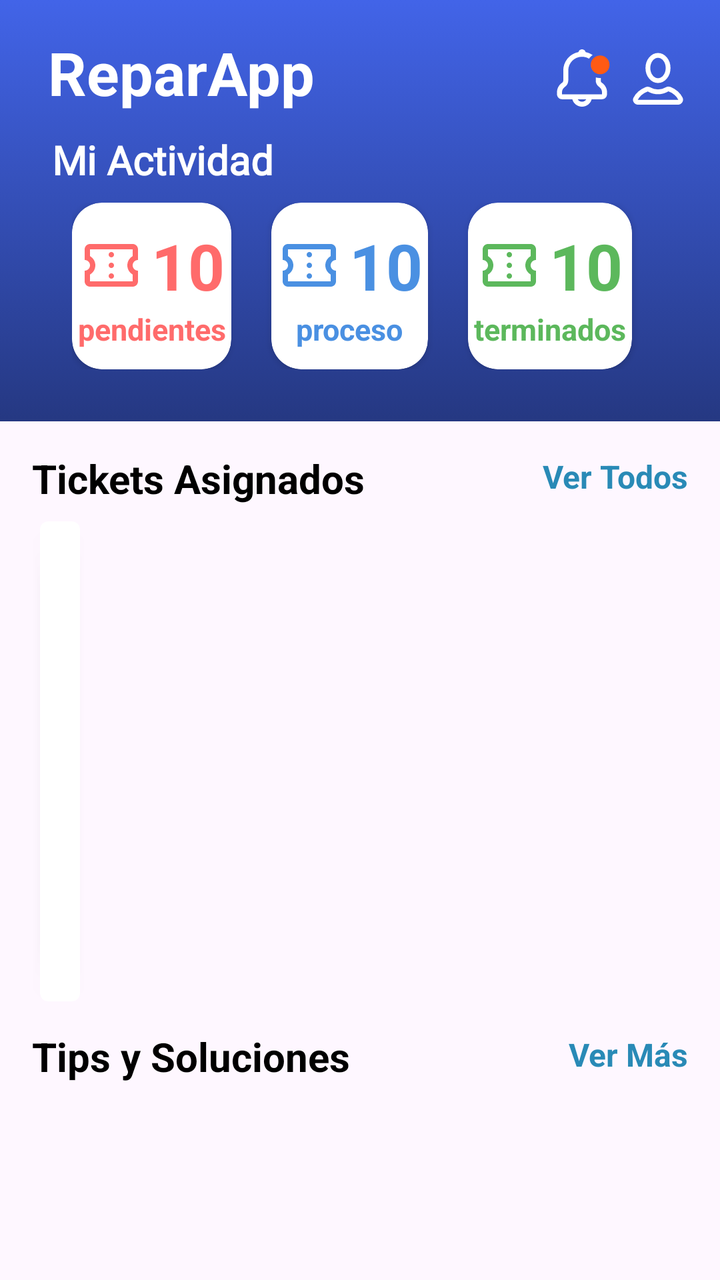
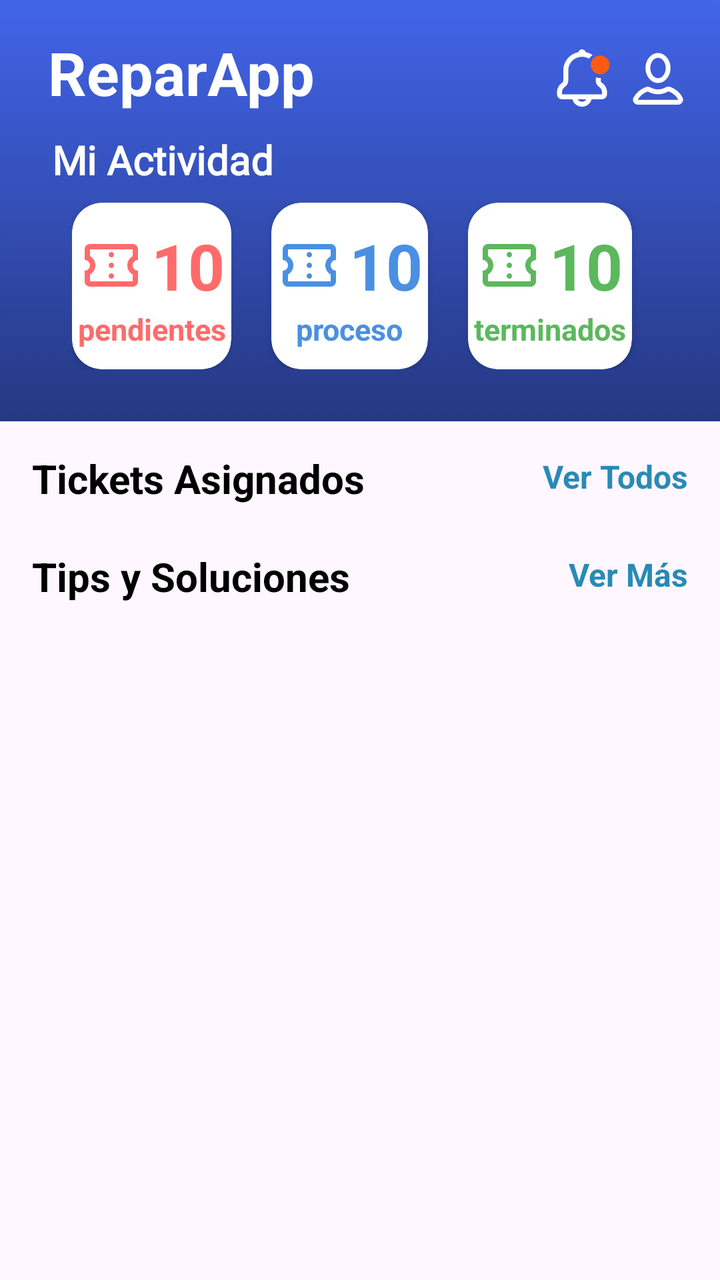

Two renders of the same Android screen: before a commit and after it. Below are the layout's source before the change and the commit's diff.
<!-- AndroidManifest.xml: application theme Theme.ReparApp -->
<!-- res/layout/fragment_home_tecnical_prueba.xml -->
<?xml version="1.0" encoding="utf-8"?>
<ScrollView xmlns:android="http://schemas.android.com/apk/res/android"
    xmlns:app="http://schemas.android.com/apk/res-auto"
    xmlns:tools="http://schemas.android.com/tools"
    android:layout_width="match_parent"
    android:layout_height="match_parent">

    <LinearLayout
        android:layout_width="match_parent"
        android:layout_height="wrap_content"
        android:orientation="vertical">

        <LinearLayout
            android:layout_width="match_parent"
            android:layout_height="wrap_content"
            android:background="@drawable/bg_fondo"
            android:orientation="vertical"
            android:padding="16dp"
        >
            <androidx.constraintlayout.widget.ConstraintLayout
                android:id="@+id/headerLayout"
                android:layout_width="match_parent"
                android:layout_height="wrap_content"
                android:gravity="center_vertical"
                android:orientation="horizontal"
                >

                <TextView
                    android:id="@+id/tv_titulo_home"
                    android:layout_width="wrap_content"
                    android:layout_height="wrap_content"
                    android:layout_marginStart="8dp"
                    android:text="@string/home"
                    android:textColor="@android:color/white"
                    android:textSize="30sp"
                    android:textStyle="bold"
                    app:layout_constraintStart_toStartOf="parent"
                    app:layout_constraintTop_toTopOf="parent" />

                <ImageView
                    android:id="@+id/img_usuario_notificacion"
                    android:layout_width="30dp"
                    android:layout_height="30dp"
                    android:layout_marginTop="8dp"
                    android:layout_marginEnd="8dp"
                    android:src="@drawable/icon_noti_act"
                    app:layout_constraintEnd_toStartOf="@id/img_usuario_perfil"
                    app:layout_constraintTop_toTopOf="parent" />

                <ImageView
                    android:id="@+id/img_usuario_perfil"
                    android:layout_width="30dp"
                    android:layout_height="30dp"
                    android:layout_marginTop="8dp"
                    android:src="@drawable/icon_profile_pru"
                    app:layout_constraintEnd_toEndOf="parent"
                    app:layout_constraintTop_toTopOf="parent" />

            </androidx.constraintlayout.widget.ConstraintLayout>

            <TextView
                android:layout_width="wrap_content"
                android:layout_height="wrap_content"
                android:fontFamily="@font/roboto_bold"
                android:layout_marginStart="10dp"
                android:text="Mi Actividad"
                android:textColor="@color/white"
                android:layout_marginTop="10dp"
                android:textSize="20sp"
                android:textStyle="bold" />

            <LinearLayout
                android:layout_width="match_parent"
                android:layout_height="wrap_content"
                android:layout_marginTop="8dp"
                android:layout_marginBottom="10dp"
                android:orientation="horizontal"
                android:paddingHorizontal="20dp">

                <androidx.cardview.widget.CardView
                    android:id="@+id/card_tickets_pendientes"
                    android:layout_width="wrap_content"
                    android:layout_height="wrap_content"
                    android:layout_marginEnd="20dp"
                    android:layout_weight="1"
                    app:cardBackgroundColor="@color/white"
                    app:cardCornerRadius="15dp"
                    app:cardElevation="2dp"
                    app:strokeColor="@color/black"
                    app:strokeWidth="2dp">

                    <androidx.constraintlayout.widget.ConstraintLayout
                        android:layout_width="match_parent"
                        android:layout_height="match_parent"
                        android:gravity="center"
                        android:orientation="horizontal"
                        android:paddingVertical="10dp">

                        <LinearLayout
                            android:id="@+id/cantidad_pendiente"
                            android:layout_width="wrap_content"
                            android:layout_height="wrap_content"
                            android:gravity="center_horizontal"
                            android:orientation="horizontal"
                            app:layout_constraintEnd_toEndOf="parent"
                            app:layout_constraintStart_toStartOf="parent"
                            app:layout_constraintTop_toTopOf="parent">

                            <ImageView
                                android:id="@+id/img_ticket_pendientes"
                                android:layout_width="32dp"
                                android:layout_height="32dp"
                                android:layout_gravity="center"
                                android:contentDescription="Ticket Icon"
                                android:src="@drawable/ic_ticket_while"
                                app:tint="#FF6B6B" />

                            <TextView
                                android:id="@+id/tv_tickets_pendientes"
                                android:layout_width="wrap_content"
                                android:layout_height="wrap_content"
                                android:layout_marginStart="4dp"
                                android:text="10"
                                android:textColor="#FF6B6B"
                                android:textSize="32sp"
                                android:textStyle="bold"
                                app:layout_constraintStart_toEndOf="@id/img_ticket_pendientes"
                                app:layout_constraintTop_toTopOf="parent" />

                        </LinearLayout>

                        <TextView
                            android:layout_width="wrap_content"
                            android:layout_height="wrap_content"
                            android:text="@string/pendientes"
                            android:textColor="#FF6B6B"
                            android:textSize="15sp"
                            android:textStyle="bold"
                            app:layout_constraintEnd_toEndOf="parent"
                            app:layout_constraintStart_toStartOf="parent"
                            app:layout_constraintTop_toBottomOf="@id/cantidad_pendiente" />
                    </androidx.constraintlayout.widget.ConstraintLayout>
                </androidx.cardview.widget.CardView>

                <androidx.cardview.widget.CardView
                    android:id="@+id/card_tickets_asignados"
                    android:layout_width="wrap_content"
                    android:layout_height="wrap_content"
                    android:layout_marginEnd="20dp"
                    android:layout_weight="1"
                    app:cardBackgroundColor="@color/white"
                    app:cardCornerRadius="15dp"
                    app:cardElevation="2dp">

                    <androidx.constraintlayout.widget.ConstraintLayout
                        android:layout_width="match_parent"
                        android:layout_height="match_parent"
                        android:gravity="center"
                        android:orientation="horizontal"
                        android:paddingVertical="10dp">

                        <LinearLayout
                            android:id="@+id/cantidad_asignado"
                            android:layout_width="wrap_content"
                            android:layout_height="wrap_content"
                            android:gravity="center_horizontal"
                            android:orientation="horizontal"
                            app:layout_constraintEnd_toEndOf="parent"
                            app:layout_constraintStart_toStartOf="parent"
                            app:layout_constraintTop_toTopOf="parent">

                            <ImageView
                                android:layout_width="32dp"
                                android:layout_height="32dp"
                                android:layout_gravity="center"
                                android:contentDescription="Ticket Icon"
                                android:src="@drawable/ic_ticket_while"
                                app:tint="#4A90E2" />

                            <TextView
                                android:id="@+id/tv_tickets_asignados"
                                android:layout_width="wrap_content"
                                android:layout_height="wrap_content"
                                android:layout_marginStart="4dp"
                                android:text="10"
                                android:textColor="#4A90E2"
                                android:textSize="32sp"
                                android:textStyle="bold" />

                        </LinearLayout>

                        <TextView
                            android:layout_width="wrap_content"
                            android:layout_height="wrap_content"
                            android:text="proceso"
                            android:textColor="#4A90E2"
                            android:textSize="15sp"
                            android:textStyle="bold"
                            app:layout_constraintEnd_toEndOf="parent"
                            app:layout_constraintStart_toStartOf="parent"
                            app:layout_constraintTop_toBottomOf="@id/cantidad_asignado" />
                    </androidx.constraintlayout.widget.ConstraintLayout>
                </androidx.cardview.widget.CardView>

                <androidx.cardview.widget.CardView
                    android:id="@+id/card_tickets_terminados"
                    android:layout_width="wrap_content"
                    android:layout_height="wrap_content"
                    android:layout_marginEnd="8dp"
                    android:layout_weight="1"
                    app:cardBackgroundColor="@color/white"
                    app:cardCornerRadius="15dp"
                    app:cardElevation="2dp">

                    <androidx.constraintlayout.widget.ConstraintLayout
                        android:layout_width="match_parent"
                        android:layout_height="match_parent"
                        android:gravity="center"
                        android:orientation="horizontal"
                        android:paddingVertical="10dp">

                        <LinearLayout
                            android:id="@+id/cantidad_pentdiente"
                            android:layout_width="wrap_content"
                            android:layout_height="wrap_content"
                            android:gravity="center_horizontal"
                            android:orientation="horizontal"
                            app:layout_constraintEnd_toEndOf="parent"
                            app:layout_constraintStart_toStartOf="parent"
                            app:layout_constraintTop_toTopOf="parent">

                            <ImageView
                                android:id="@+id/img_ticket_terminados"
                                android:layout_width="32dp"
                                android:layout_height="32dp"
                                android:layout_gravity="center"
                                android:contentDescription="Ticket Icon"
                                android:src="@drawable/ic_ticket_while"
                                app:tint="#5CB85C" />

                            <TextView
                                android:id="@+id/tv_tickets_terminados"
                                android:layout_width="wrap_content"
                                android:layout_height="wrap_content"
                                android:layout_marginStart="4dp"
                                android:text="10"
                                android:textColor="#5CB85C"
                                android:textSize="32sp"
                                android:textStyle="bold"
                                app:layout_constraintStart_toEndOf="@id/img_ticket_pendientes"
                                app:layout_constraintTop_toTopOf="parent" />

                        </LinearLayout>

                        <TextView
                            android:layout_width="wrap_content"
                            android:layout_height="wrap_content"
                            android:text="terminados"
                            android:textColor="#5CB85C"
                            android:textSize="15sp"
                            android:textStyle="bold"
                            app:layout_constraintEnd_toEndOf="parent"
                            app:layout_constraintStart_toStartOf="parent"
                            app:layout_constraintTop_toBottomOf="@id/cantidad_pentdiente" />
                    </androidx.constraintlayout.widget.ConstraintLayout>
                </androidx.cardview.widget.CardView>

            </LinearLayout>
        </LinearLayout>

        <LinearLayout
            android:layout_width="match_parent"
            android:layout_height="wrap_content"
            android:layout_marginHorizontal="16dp"
            android:orientation="vertical">

            <androidx.constraintlayout.widget.ConstraintLayout
                android:layout_width="match_parent"
                android:layout_height="wrap_content"
                android:layout_marginTop="15dp">

                <TextView
                    android:id="@+id/tv_titulo_mis_tickets"
                    android:layout_width="wrap_content"
                    android:layout_height="wrap_content"
                    android:text="Tickets Asignados"
                    android:textColor="@color/black"
                    android:textSize="20sp"
                    android:textStyle="bold"
                    app:layout_constraintBottom_toBottomOf="parent"
                    app:layout_constraintStart_toStartOf="parent"
                    app:layout_constraintTop_toTopOf="parent" />

                <TextView
                    android:id="@+id/tv_ver_todos"
                    android:layout_width="wrap_content"
                    android:layout_height="24dp"
                    android:text="Ver Todos"
                    android:textColor="#298AB6"
                    android:textSize="16dp"
                    android:textStyle="bold"
                    app:layout_constraintBottom_toBottomOf="@id/tv_titulo_mis_tickets"
                    app:layout_constraintEnd_toEndOf="parent"
                    app:layout_constraintTop_toTopOf="parent" />
            </androidx.constraintlayout.widget.ConstraintLayout>

            <androidx.cardview.widget.CardView
                android:layout_width="wrap_content"
                android:layout_height="wrap_content"
                android:layout_marginHorizontal="4dp"
                android:layout_marginTop="8dp"
                app:cardCornerRadius="4dp">

                <androidx.recyclerview.widget.RecyclerView
                    android:id="@+id/rv_historial_tickets"
                    android:layout_width="match_parent"
                    android:layout_height="240dp"
                    android:paddingHorizontal="10dp"
                    tools:layoutManager="LinearLayoutManager"
                    tools:listitem="@layout/item_ticket_prueba"
                    tools:orientation="vertical" />
            </androidx.cardview.widget.CardView>

            <androidx.constraintlayout.widget.ConstraintLayout
                android:layout_width="match_parent"
                android:layout_height="wrap_content"
                android:layout_marginTop="14dp">

                <TextView
                    android:id="@+id/tv_tips_soluciones"
                    android:layout_width="wrap_content"
                    android:layout_height="wrap_content"
                    android:text="Tips y Soluciones"
                    android:textColor="@color/black"
                    android:textSize="20sp"
                    android:textStyle="bold"
                    app:layout_constraintBottom_toBottomOf="parent"
                    app:layout_constraintStart_toStartOf="parent"
                    app:layout_constraintTop_toTopOf="parent" />

                <TextView
                    android:id="@+id/tv_ver_mas"
                    android:layout_width="wrap_content"
                    android:layout_height="24dp"
                    android:text="Ver Más"
                    android:textColor="#298AB6"
                    android:textSize="16dp"
                    android:textStyle="bold"
                    app:layout_constraintBottom_toBottomOf="@id/tv_tips_soluciones"
                    app:layout_constraintEnd_toEndOf="parent"
                    app:layout_constraintTop_toTopOf="parent" />
            </androidx.constraintlayout.widget.ConstraintLayout>


            <androidx.recyclerview.widget.RecyclerView
                android:id="@+id/rv_base_conocimientos"
                android:layout_width="match_parent"
                android:layout_height="wrap_content"
                android:layout_marginTop="10dp"
                android:scrollbars="none"
                tools:layoutManager="LinearLayoutManager"
                tools:listitem="@layout/item_know_prueba"
                tools:orientation="horizontal" />


        </LinearLayout>
    </LinearLayout>
</ScrollView>
<!-- res/layout/item_ticket_prueba.xml (included above) -->
<?xml version="1.0" encoding="utf-8"?>
<androidx.constraintlayout.widget.ConstraintLayout xmlns:android="http://schemas.android.com/apk/res/android"
    xmlns:app="http://schemas.android.com/apk/res-auto"
    android:layout_width="match_parent"
    android:layout_height="80dp">

    <LinearLayout
        android:layout_width="match_parent"
        android:layout_height="match_parent"
        android:gravity="center_vertical"
        android:orientation="vertical"
        app:layout_constraintTop_toTopOf="parent">

        <TextView
            android:id="@+id/tv_nombre_ticket"
            android:layout_width="wrap_content"
            android:layout_height="wrap_content"
            android:layout_gravity="center_vertical"
            android:text="TIC-003943"
            android:textSize="18dp"
            android:textStyle="bold" />

        <TextView
            android:id="@+id/etFecha"
            android:layout_width="wrap_content"
            android:layout_height="wrap_content"
            android:layout_gravity="center_vertical"
            android:layout_marginTop="4dp"
            android:text="04 Abr. 2025 - 11:31 pm"
            android:textColor="#C9C9C9"
            android:textSize="16dp"
            android:textStyle="bold" />

    </LinearLayout>

    <View
        android:id="@+id/v_linea"
        android:layout_width="match_parent"
        android:layout_height="1dp"
        android:layout_marginBottom="4dp"
        android:background="#E4E4E4"
        app:layout_constraintStart_toStartOf="parent"
        app:layout_constraintBottom_toBottomOf="parent" />


</androidx.constraintlayout.widget.ConstraintLayout>
<!-- res/layout/item_know_prueba.xml (included above) -->
<?xml version="1.0" encoding="utf-8"?>
<androidx.cardview.widget.CardView android:layout_width="match_parent"
    android:layout_height="wrap_content"
    xmlns:app="http://schemas.android.com/apk/res-auto"
    app:cardCornerRadius="4dp"
    android:layout_margin="4dp"
    xmlns:android="http://schemas.android.com/apk/res/android">
        <LinearLayout
            android:layout_width="match_parent"
            android:layout_height="110dp"
            android:gravity="start|center"
            android:orientation="vertical"
            android:paddingHorizontal="10dp"
            >

            <TextView
                android:id="@+id/tv_nombre_problema"
                android:layout_width="wrap_content"
                android:layout_height="wrap_content"
                android:gravity="start|center"
                android:text="Pantalla rota de iphone 15"
                android:textSize="18dp"
                android:textAppearance="?attr/textAppearanceHeadline6" />

            <TextView
                android:id="@+id/tv_descripcion_solucion"
                android:layout_width="wrap_content"
                android:layout_height="wrap_content"
                android:layout_marginTop="10dp"
                android:textSize="16dp"
                android:maxLines="2"
                android:ellipsize="end"
                android:textColor="#505050"
                android:text="Para el cambio de pantalla de este modelo, debemos consultar con la guía específica ..."
                android:textAppearance="?attr/textAppearanceBody1" />

        </LinearLayout>
    </androidx.cardview.widget.CardView>
<!-- resources referenced by this layout -->
<resources>
  <color name="black">#FF000000</color>
  <color name="white">#FFFFFFFF</color>
  <!-- drawable bg_fondo (drawable) -->
  <?xml version="1.0" encoding="utf-8"?>
  <selector xmlns:android="http://schemas.android.com/apk/res/android">
      <item>
          <shape android:shape="rectangle">
              <gradient
                  android:type="linear"
                  android:angle="270"
                  android:startColor="#4264E8"
                  android:endColor="#253882" />
          </shape>
      </item>
  </selector>
  <!-- drawable ic_ticket_while (drawable) -->
  <vector xmlns:android="http://schemas.android.com/apk/res/android"
      android:width="24dp"
      android:height="24dp"
      android:viewportWidth="24"
      android:viewportHeight="24">
    <path
        android:pathData="M12,17C12.283,17 12.521,16.904 12.712,16.712C12.904,16.521 13,16.283 13,16C13,15.717 12.904,15.479 12.712,15.288C12.521,15.096 12.283,15 12,15C11.717,15 11.479,15.096 11.288,15.288C11.096,15.479 11,15.717 11,16C11,16.283 11.096,16.521 11.288,16.712C11.479,16.904 11.717,17 12,17ZM12,13C12.283,13 12.521,12.904 12.712,12.712C12.904,12.521 13,12.283 13,12C13,11.717 12.904,11.479 12.712,11.288C12.521,11.096 12.283,11 12,11C11.717,11 11.479,11.096 11.288,11.288C11.096,11.479 11,11.717 11,12C11,12.283 11.096,12.521 11.288,12.712C11.479,12.904 11.717,13 12,13ZM12,9C12.283,9 12.521,8.904 12.712,8.712C12.904,8.521 13,8.283 13,8C13,7.717 12.904,7.479 12.712,7.287C12.521,7.096 12.283,7 12,7C11.717,7 11.479,7.096 11.288,7.287C11.096,7.479 11,7.717 11,8C11,8.283 11.096,8.521 11.288,8.712C11.479,8.904 11.717,9 12,9ZM20,20H4C3.45,20 2.979,19.804 2.588,19.413C2.196,19.021 2,18.55 2,18V14C2.55,14 3.021,13.804 3.412,13.413C3.804,13.021 4,12.55 4,12C4,11.45 3.804,10.979 3.412,10.587C3.021,10.196 2.55,10 2,10V6C2,5.45 2.196,4.979 2.588,4.588C2.979,4.196 3.45,4 4,4H20C20.55,4 21.021,4.196 21.413,4.588C21.804,4.979 22,5.45 22,6V10C21.45,10 20.979,10.196 20.587,10.587C20.196,10.979 20,11.45 20,12C20,12.55 20.196,13.021 20.587,13.413C20.979,13.804 21.45,14 22,14V18C22,18.55 21.804,19.021 21.413,19.413C21.021,19.804 20.55,20 20,20ZM20,18V15.45C19.383,15.083 18.896,14.596 18.538,13.988C18.179,13.379 18,12.717 18,12C18,11.283 18.179,10.621 18.538,10.012C18.896,9.404 19.383,8.917 20,8.55V6H4V8.55C4.617,8.917 5.104,9.404 5.463,10.012C5.821,10.621 6,11.283 6,12C6,12.717 5.821,13.379 5.463,13.988C5.104,14.596 4.617,15.083 4,15.45V18H20Z"
        android:fillColor="#E3E3E3"/>
  </vector>
  <!-- drawable icon_profile_pru (drawable) -->
  <vector xmlns:android="http://schemas.android.com/apk/res/android"
      android:width="50dp"
      android:height="50dp"
      android:viewportWidth="50"
      android:viewportHeight="50">
    <path
        android:pathData="M25,6.167C29.323,6.167 33.416,10.511 33.416,16.667C33.416,22.822 29.323,27.166 25,27.167C20.678,27.167 16.583,22.823 16.583,16.667C16.583,10.511 20.678,6.167 25,6.167Z"
        android:strokeWidth="4"
        android:fillColor="#00000000"
        android:strokeColor="#ffffff"/>
    <path
        android:pathData="M32.695,34.381C33.067,34.158 33.845,34.058 34.723,34.336C38.902,36.061 42.012,38.869 43.628,42.101C44.321,43.487 43.327,45.249 41.458,45.249H8.542C7.655,45.249 6.904,44.805 6.484,44.204C6.081,43.626 6.015,42.975 6.345,42.364L6.358,42.337L6.372,42.31C7.996,39.062 11.13,36.239 15.341,34.516L15.41,34.488L15.477,34.454C15.997,34.194 16.761,34.22 17.482,34.483C19.801,35.839 22.187,36.541 25,36.541C27.884,36.541 30.321,35.805 32.695,34.381Z"
        android:strokeWidth="4"
        android:fillColor="#00000000"
        android:strokeColor="#ffffff"/>
  </vector>
  <string name="home">ReparApp</string>
  <string name="pendientes">pendientes</string>
  <style name="Theme.ReparApp" parent="Base.Theme.ReparApp" />
  <style name="Base.Theme.ReparApp" parent="Theme.Material3.DayNight.NoActionBar">
          
          
      </style>
  <!-- unchanged entries left out for length: 1 -->
</resources>

<!-- the commit's change to res/layout/fragment_home_tecnical_prueba.xml (unified diff, before → after) -->
@@ -314,11 +314,11 @@
                 <androidx.recyclerview.widget.RecyclerView
                     android:id="@+id/rv_historial_tickets"
                     android:layout_width="match_parent"
-                    android:layout_height="240dp"
+                    android:layout_height="wrap_content"
                     android:paddingHorizontal="10dp"
                     tools:layoutManager="LinearLayoutManager"
-                    tools:listitem="@layout/item_ticket_prueba"
-                    tools:orientation="vertical" />
+                    tools:listitem="@layout/item_ticket_card"
+                    tools:orientation="horizontal" />
             </androidx.cardview.widget.CardView>
 
             <androidx.constraintlayout.widget.ConstraintLayout
@@ -366,53 +366,48 @@
         </LinearLayout>
     </LinearLayout>
 </ScrollView>
-<!-- res/layout/item_ticket_prueba.xml (included above) -->
+<!-- res/layout/item_ticket_card.xml (included above) -->
 <?xml version="1.0" encoding="utf-8"?>
-<androidx.constraintlayout.widget.ConstraintLayout xmlns:android="http://schemas.android.com/apk/res/android"
+<androidx.cardview.widget.CardView xmlns:android="http://schemas.android.com/apk/res/android"
     xmlns:app="http://schemas.android.com/apk/res-auto"
-    android:layout_width="match_parent"
-    android:layout_height="80dp">
-
-    <LinearLayout
-        android:layout_width="match_parent"
-        android:layout_height="match_parent"
-        android:gravity="center_vertical"
-        android:orientation="vertical"
-        app:layout_constraintTop_toTopOf="parent">
-
-        <TextView
-            android:id="@+id/tv_nombre_ticket"
-            android:layout_width="wrap_content"
-            android:layout_height="wrap_content"
-            android:layout_gravity="center_vertical"
-            android:text="TIC-003943"
-            android:textSize="18dp"
-            android:textStyle="bold" />
-
-        <TextView
-            android:id="@+id/etFecha"
-            android:layout_width="wrap_content"
-            android:layout_height="wrap_content"
-            android:layout_gravity="center_vertical"
-            android:layout_marginTop="4dp"
-            android:text="04 Abr. 2025 - 11:31 pm"
-            android:textColor="#C9C9C9"
-            android:textSize="16dp"
-            android:textStyle="bold" />
-
-    </LinearLayout>
-
-    <View
-        android:id="@+id/v_linea"
-        android:layout_width="match_parent"
-        android:layout_height="1dp"
-        android:layout_marginBottom="4dp"
-        android:background="#E4E4E4"
-        app:layout_constraintStart_toStartOf="parent"
-        app:layout_constraintBottom_toBottomOf="parent" />
-
-
-</androidx.constraintlayout.widget.ConstraintLayout>
+    android:layout_width="120dp"
+    android:layout_height="120dp"
+    android:layout_marginEnd="12dp"
+    app:cardCornerRadius="8dp"
+    app:cardElevation="2dp"
+    app:cardBackgroundColor="@color/white">
+        <LinearLayout
+            android:layout_width="match_parent"
+            android:layout_height="match_parent"
+            android:orientation="vertical"
+            android:gravity="center"
+            android:padding="8dp">
+
+            <ImageView
+                android:layout_width="48dp"
+                android:layout_height="48dp"
+                android:src="@drawable/ic_ticket_black"
+                android:contentDescription="@string/ticket_icon" />
+
+            <TextView
+                android:id="@+id/tv_nombre_ticket"
+                android:layout_width="wrap_content"
+                android:layout_height="wrap_content"
+                android:text="Ticket"
+                android:textColor="@android:color/black"
+                android:textSize="16sp"
+                android:textStyle="bold"
+                android:layout_marginTop="8dp" />
+
+            <TextView
+                android:id="@+id/tv_codigo_ticket"
+                android:layout_width="wrap_content"
+                android:layout_height="wrap_content"
+                android:text="COD7eddasd"
+                android:textColor="@android:color/darker_gray"
+                android:textSize="12sp"/>
+        </LinearLayout>
+</androidx.cardview.widget.CardView>
 <!-- res/layout/item_know_prueba.xml (included above) -->
 <?xml version="1.0" encoding="utf-8"?>
 <androidx.cardview.widget.CardView android:layout_width="match_parent"
<!-- resource entries referenced after the edit -->
@@ -15,6 +15,7 @@
           </shape>
       </item>
   </selector>
+  <!-- drawable ic_ticket_black: vector/xml drawable (drawable, 2171 chars, omitted) -->
   <!-- drawable ic_ticket_while (drawable) -->
   <vector xmlns:android="http://schemas.android.com/apk/res/android"
       android:width="24dp"
@@ -44,6 +45,7 @@
   </vector>
   <string name="home">ReparApp</string>
   <string name="pendientes">pendientes</string>
+  <string name="ticket_icon">Ticket Icon</string>
   <style name="Theme.ReparApp" parent="Base.Theme.ReparApp" />
   <style name="Base.Theme.ReparApp" parent="Theme.Material3.DayNight.NoActionBar">
           
